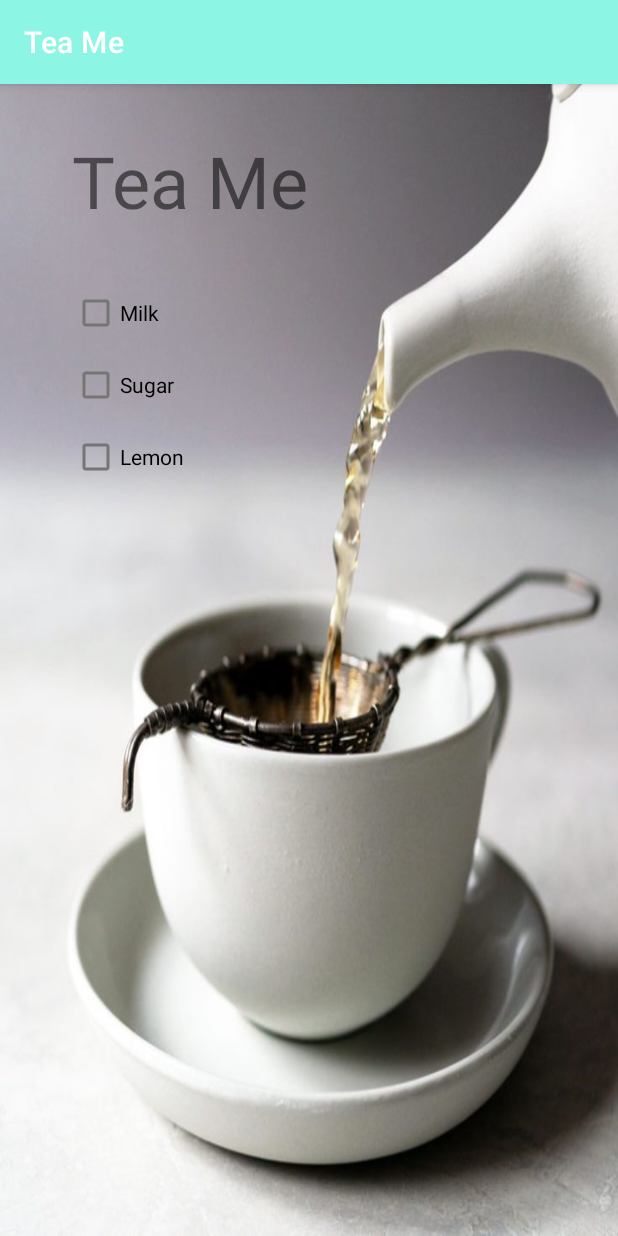
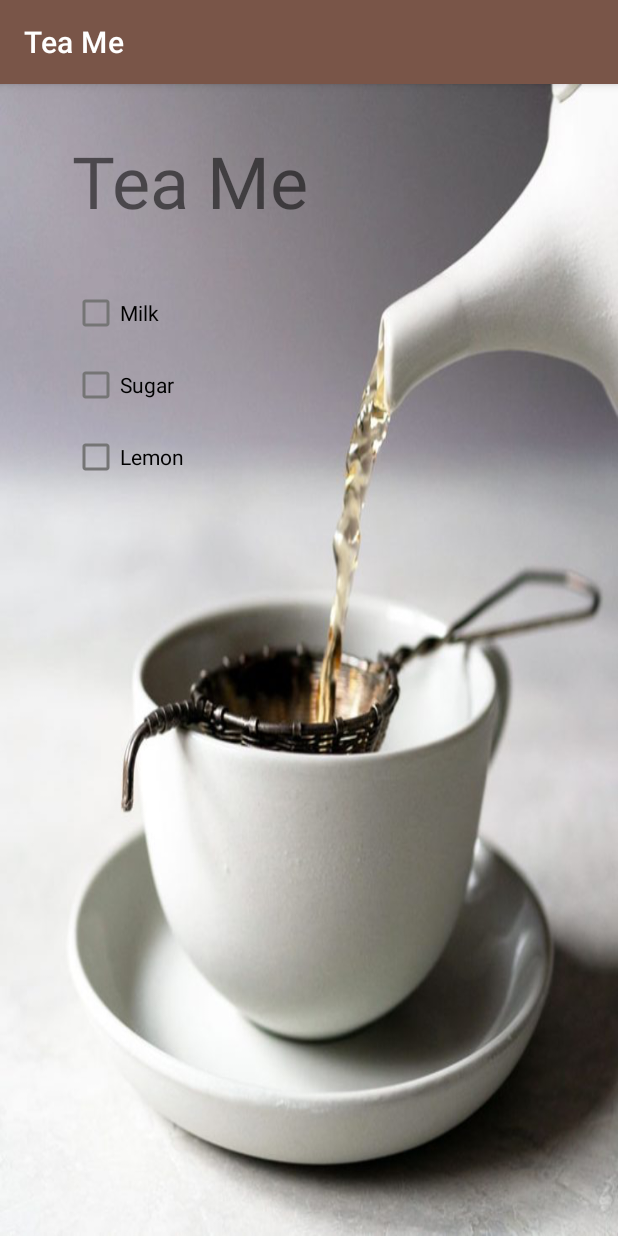
Before and after one commit to MobileApps-Cascadia/EX2-TeaMe, an Android app: the screen it shows after launch (MainActivity), on a phone screen of 412 x 824 dp. Run offline under Robolectric (Android 15) with nearby library versions, the phone set to English and light mode, and no system bars.

Commit message:
Updates Styles

```diff
--- a/app/src/main/res/values/colors.xml
+++ b/app/src/main/res/values/colors.xml
@@ -1,11 +1,11 @@
 <?xml version="1.0" encoding="utf-8"?>
 <resources>
-    <color name="primary">#8DF5E3</color>
-    <color name="secondary">#FF5252</color>
-    <color name="secondary_dark">#9C1A1A</color>
-    <color name="primary_dark">#34A192</color>
+    <color name="primary">#795548</color>
+    <color name="secondary">#795548</color>
+    <color name="secondary_dark">#5D4037</color>
+    <color name="primary_dark">#5D4037</color>
     <color name="primary_light">#D7CCC8</color>
-    <color name="accent">#FF5252</color>
+    <color name="accent">#795548</color>
     <color name="accent_mute">#D7CCC8</color>
     <color name="primary_text">#212121</color>
     <color name="secondary_text">#757575</color>
```
